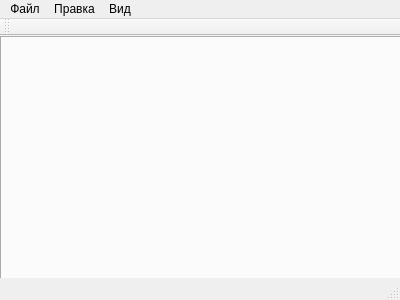
The window that dialeqt.ui (al-indigo/Dialeqt) describes before a commit, drawn with Qt 5.
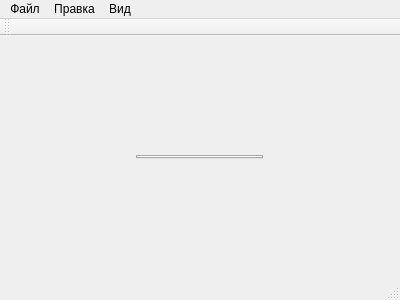
The same window after the commit. Custom widgets are drawn as their Qt base class.

What changed in the file:
```diff
--- a/dialeqt.ui
+++ b/dialeqt.ui
@@ -14,25 +14,39 @@
    <string>Dialeqt</string>
   </property>
   <widget class="QWidget" name="centralWidget">
+   <property name="sizePolicy">
+    <sizepolicy hsizetype="Maximum" vsizetype="Maximum">
+     <horstretch>0</horstretch>
+     <verstretch>0</verstretch>
+    </sizepolicy>
+   </property>
+   <layout class="QGridLayout" name="gridLayout">
+    <item row="0" column="0">
    <widget class="DictTabsContainer" name="dictsTabsContainerWidget">
-    <property name="geometry">
-     <rect>
-      <x>0</x>
-      <y>0</y>
-      <width>401</width>
-      <height>251</height>
-     </rect>
-    </property>
     <property name="sizePolicy">
      <sizepolicy hsizetype="Maximum" vsizetype="Maximum">
       <horstretch>0</horstretch>
       <verstretch>0</verstretch>
      </sizepolicy>
     </property>
+      <property name="minimumSize">
+       <size>
+        <width>0</width>
+        <height>0</height>
+       </size>
+      </property>
     <property name="currentIndex">
      <number>-1</number>
     </property>
-   </widget>
+      <property name="tabsClosable">
+       <bool>true</bool>
+      </property>
+      <property name="movable">
+       <bool>true</bool>
+      </property>
+     </widget>
+    </item>
+   </layout>
   </widget>
   <widget class="QMenuBar" name="menuBar">
    <property name="geometry">
```
Lines whose indentation alone changed are shown as unchanged.
